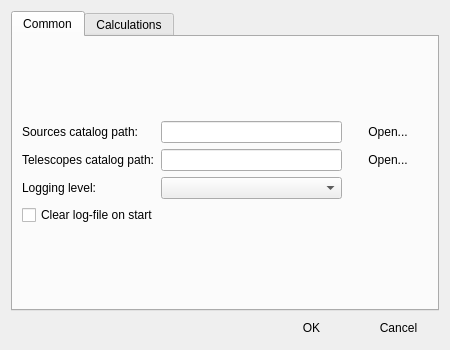
Qt form pastrocore/gui_pyside/dialog_preferences.ui (Torward1024/pAstroCORE) before a commit.
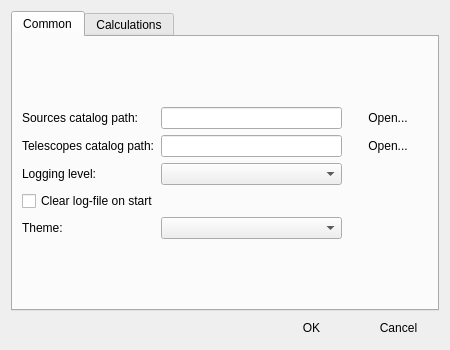
The same form after that commit. Icons and pictures are not drawn.

```diff
--- a/pastrocore/gui_pyside/dialog_preferences.ui
+++ b/pastrocore/gui_pyside/dialog_preferences.ui
@@ -108,6 +108,20 @@
            </property>
           </widget>
          </item>
+         <item row="4" column="0">
+          <widget class="QLabel" name="labelTheme">
+           <property name="text">
+            <string>Theme:</string>
+           </property>
+          </widget>
+         </item>
+         <item row="4" column="1">
+          <widget class="QComboBox" name="comboTheme">
+           <property name="toolTip">
+            <string>The palette the window and the plots are drawn in. &quot;System&quot; follows the desktop.</string>
+           </property>
+          </widget>
+         </item>
         </layout>
        </item>
       </layout>
```
